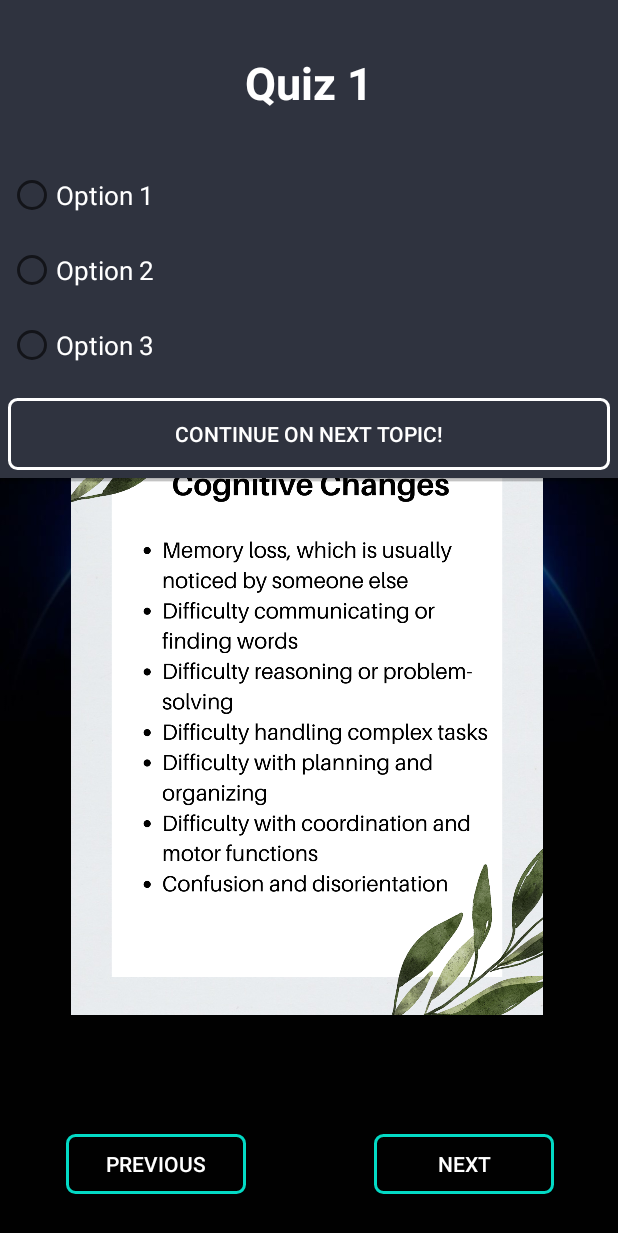
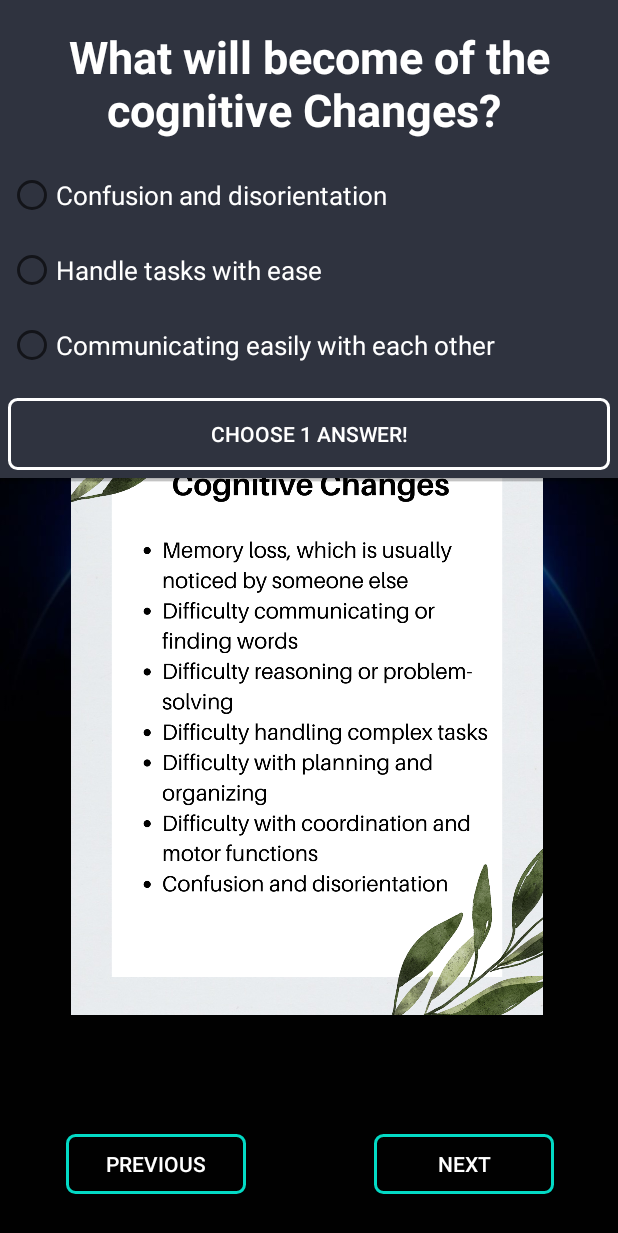
Before and after one commit to tylerlee-2002/MobileProgramming_Assignment, an Android app: the ReadingCornerActivity screen opened directly, with no data from a screen before it, after a tap on "NEXT", on a phone screen of 412 x 824 dp. Shown: the top 1233 px of the screen. Run offline under Robolectric (Android 15) with nearby library versions, the phone set to English and light mode, and no system bars; our stand-ins replace Firebase (no records; nobody signed in at launch, a user with empty details on screens opened directly).

Commit message:
FULL COMPLETED APP DONE HOORAY!!

```diff
--- a/app/src/main/java/com/example/mobileprogramming_assignment/HomeActivity.java
+++ b/app/src/main/java/com/example/mobileprogramming_assignment/HomeActivity.java
@@ -126,7 +126,6 @@ public class HomeActivity extends AppCompatActivity {
             startActivity(intent);
         });
 
-
         // Function for share application
         btnShare = findViewById(R.id.btnShare);
         btnShare.setOnClickListener(v -> {
@@ -134,7 +133,7 @@ public class HomeActivity extends AppCompatActivity {
             shareIntent.setType("text/plain");
             shareIntent.putExtra(Intent.EXTRA_SUBJECT, "Learn about Dementia!");
             String shareMessage = "\nShare Dementia App with your family & friends! \nClick Link below to download\n\n";
-            shareMessage = shareMessage + "https://drive.google.com/file/d/1piTV4yOZ1YUgw_FfBc7vcePqAS7k5gHe/view?usp=share_link" + BuildConfig.APPLICATION_ID + "\n\n";
+            shareMessage = shareMessage + "https://drive.google.com/file/d/1szAdyMrCKM7haalciPiL0_dayNzypNjW/view?usp=sharing" + BuildConfig.APPLICATION_ID + "\n\n";
             shareIntent.putExtra(Intent.EXTRA_TEXT, shareMessage);
             startActivity(Intent.createChooser(shareIntent, "choose one"));
         });
--- a/app/src/main/java/com/example/mobileprogramming_assignment/ReadingCornerActivity.java
+++ b/app/src/main/java/com/example/mobileprogramming_assignment/ReadingCornerActivity.java
@@ -13,6 +13,7 @@ import android.widget.Button;
 import android.widget.ImageView;
 import android.widget.LinearLayout;
 import android.widget.PopupWindow;
+import android.widget.RadioButton;
 import android.widget.RadioGroup;
 import android.widget.TextView;
 
@@ -35,8 +36,43 @@ public class ReadingCornerActivity extends AppCompatActivity {
     FirebaseFirestore db = FirebaseFirestore.getInstance();
     TextView textViewCurrentProgress;
 
+    int[] topics = {R.drawable.topic_1, R.drawable.topic_2, R.drawable.topic_3, R.drawable.topic_4, R.drawable.topic_5};
 
-    int[] topics = {R.drawable.topic_1, R.drawable.topic_2, R.drawable.topic_3, R.drawable.topic_4, R.drawable.topic_5};
+    String[] quiz =
+            {
+                    "What will become of the cognitive Changes? ",
+                    "What will become the case with psychological changes?",
+                    "Tips for communicating (Encouraging)",
+                    "Tips for communicating (Body Language)",
+                    "How to deal with Troubling behaviour Person"
+            };
+
+    String[] option1 =
+            {
+                    "Confusion and disorientation",
+                    "Appropriate behavior",
+                    "Speak clearly and slowly",
+                    "Don't be too deferential when talking to them",
+                    "Ask a GP for an assessment"
+            };
+
+    String[] option2 =
+            {
+                    "Handle tasks with ease",
+                    "Depression",
+                    "Communicate out of the other person's line of sight",
+                    "Keeping a negative and unfriendly tone",
+                    "Do nothing"
+            };
+
+    String[] option3 =
+            {
+                    "Communicating easily with each other",
+                    "Good Personality",
+                    "Avoid joining others' conversations",
+                    "Be patient and remain calm",
+                    "Just ignored"
+            };
 
     @Override
     protected void onCreate(Bundle savedInstanceState) {
@@ -56,7 +92,7 @@ public class ReadingCornerActivity extends AppCompatActivity {
         }
 
         textViewCurrentProgress = findViewById(R.id.txtCurrentProgress);
-        textViewCurrentProgress.setText(String.format("Topic %s/5", progress + 1));
+        textViewCurrentProgress.setText(String.format("Dementia Topic %s/5", progress + 1));
 
         imageView1 = findViewById(R.id.imageView);
         imageView1.setImageResource(topics[progress]);
@@ -74,7 +110,7 @@ public class ReadingCornerActivity extends AppCompatActivity {
                 } else {
                     btnPrevious.setText(R.string.previous);
                 }
-                textViewCurrentProgress.setText(String.format("Topic %s/5", progress + 1));
+                textViewCurrentProgress.setText(String.format("Dementia Topic %s/5", progress + 1));
             } else {
                 Intent intent = new Intent(ReadingCornerActivity.this, HomeActivity.class);
                 intent.setFlags(Intent.FLAG_ACTIVITY_CLEAR_TASK | Intent.FLAG_ACTIVITY_NEW_TASK);
@@ -104,9 +140,16 @@ public class ReadingCornerActivity extends AppCompatActivity {
         final PopupWindow popupWindow = new PopupWindow(popupView, width, height, focusable);
 
         TextView myTextView = popupView.findViewById(R.id.textView);
-        myTextView.setText(String.format("Quiz %d", progress + 1));
+        myTextView.setText(quiz[progress]);
 
         RadioGroup radioGroup = popupView.findViewById(R.id.radio_group);
+        RadioButton RadioButton1 = popupView.findViewById(R.id.radio_button1);
+        RadioButton RadioButton2 = popupView.findViewById(R.id.radio_button2);
+        RadioButton RadioButton3 = popupView.findViewById(R.id.radio_button3);
+
+        RadioButton1.setText(option1[progress]);
+        RadioButton2.setText(option2[progress]);
+        RadioButton3.setText(option3[progress]);
 
         Button closeButton = popupView.findViewById(R.id.closeButton);
         radioGroup.setOnCheckedChangeListener((group, checkedId) -> {
@@ -168,7 +211,7 @@ public class ReadingCornerActivity extends AppCompatActivity {
             // Only update if user first time passed the quiz.
             progress = progress + 1;
 
-            if (completeUntil < progress){
+            if (completeUntil < progress) {
                 completeUntil = progress;
                 Map<String, Object> updates2 = new HashMap<>();
                 updates2.put("completeUntil", completeUntil);
@@ -182,14 +225,14 @@ public class ReadingCornerActivity extends AppCompatActivity {
             }
 
             if (progress == 5 && completeUntil == 5) {
-                textViewCurrentProgress.setText(String.format("Topic %s/5", progress));
+                textViewCurrentProgress.setText(String.format("Dementia Topic %s/5", progress));
                 Intent intent = new Intent(ReadingCornerActivity.this, CertActivity.class);
                 intent.setFlags(Intent.FLAG_ACTIVITY_CLEAR_TASK | Intent.FLAG_ACTIVITY_NEW_TASK);
                 intent.putExtra("userID", userID);
                 intent.putExtra("name", name);
                 startActivity(intent);
             } else {
-                textViewCurrentProgress.setText(String.format("Topic %s/5", progress + 1));
+                textViewCurrentProgress.setText(String.format("Dementia Topic %s/5", progress + 1));
                 imageView1.setImageResource(topics[progress]);
             }
 
--- a/app/src/main/res/layout/activity_home.xml
+++ b/app/src/main/res/layout/activity_home.xml
@@ -90,7 +90,7 @@
             android:paddingTop="5dp"
             android:text="@string/checkOnCert"
             android:textColor="@color/black"
-            android:visibility="visible"
+            android:visibility="invisible"
             app:layout_constraintBottom_toTopOf="@+id/btnContinue"
             app:layout_constraintEnd_toEndOf="parent"
             app:layout_constraintHorizontal_bias="0.491"
--- a/app/src/main/res/layout/popup_quiz_window.xml
+++ b/app/src/main/res/layout/popup_quiz_window.xml
@@ -48,16 +48,6 @@
             android:textColor="@color/white"
             android:textSize="17dp"
             android:text="Option 3" />
-
-<!--        <TextView-->
-<!--            android:id="@+id/display_answer"-->
-<!--            android:layout_width="match_parent"-->
-<!--            android:layout_height="50dp"-->
-<!--            android:textColor="@color/white"-->
-<!--            android:textSize="20dp"-->
-<!--            android:gravity="center"-->
-<!--            android:text="@string/displayanswer" />-->
-
     </RadioGroup>
 
     <Button
@@ -67,7 +57,7 @@
         android:layout_marginTop="10dp"
         android:enabled="false"
         android:background="@drawable/border_white"
-        android:text="Continue on Next Topic!"
+        android:text="@string/choose_answer"
         android:textColor="@color/white"/>
 
 </LinearLayout>
--- a/app/src/main/res/values/strings.xml
+++ b/app/src/main/res/values/strings.xml
@@ -48,5 +48,6 @@
     <string name="create_new_account">Create New Account?</string>
     <string name="or">OR</string>
     <string name="password">Password</string>
+    <string name="choose_answer">Choose 1 Answer!</string>
     <!--    <string name="default_web_client_id" translatable="false"></string>-->
 </resources>
```
